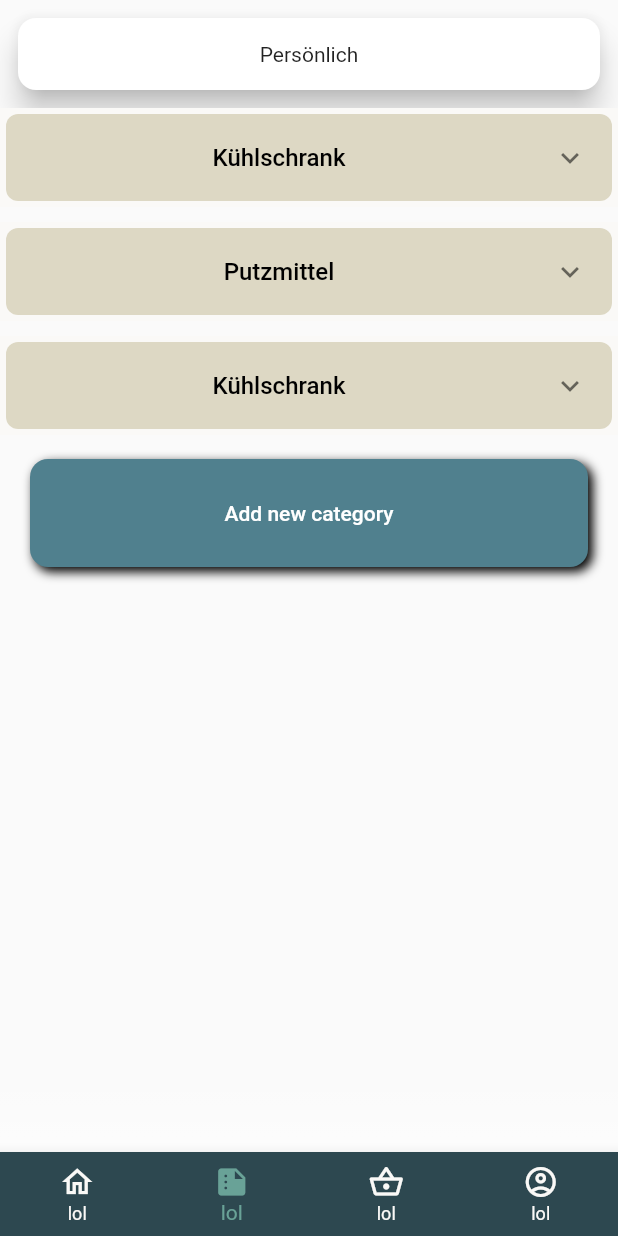
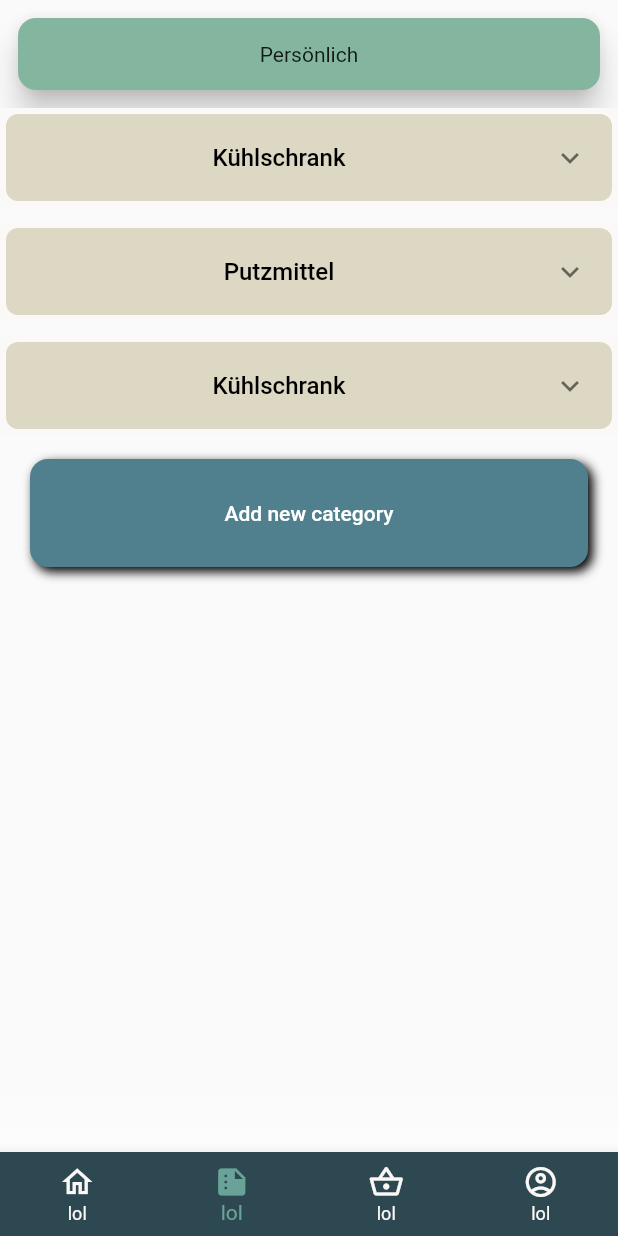
Before and after one commit to JMPorcher/shared-pantry, a Flutter app: the screen it shows after launch, swiped to page 2, on a phone screen of 412 x 824 dp. Run offline on Flutter 3.47's test engine with Material 2 defaults, Android fonts, the phone set to English and light mode, and no system bars; our stand-ins replace firebase_auth, firebase_core, flutter_svg, shared_preferences; missing offline and left inert: loop_page_view; accounts and stored records are empty.

Commit message:
HOME. Tried to mark just a selected card in OverviewScreen. Instead it is marked in the PantryScreen. Have to fix that.

```diff
--- a/lib/main.dart
+++ b/lib/main.dart
@@ -52,7 +52,7 @@ class SharedPantry extends StatelessWidget {
             else {
 
 
-              return MainScreen();
+              return const MainScreen();
             }
           },
         ),
@@ -61,7 +61,7 @@ class SharedPantry extends StatelessWidget {
         routes: {
           ProfileScreen.id: (context) => const ProfileScreen(),
           SignupScreen.id: (context) => const SignupScreen(),
-          MainScreen.id: (context) => MainScreen(),
+          MainScreen.id: (context) => const MainScreen(),
         });
   }
 }
--- a/lib/providers/pantry_provider.dart
+++ b/lib/providers/pantry_provider.dart
@@ -8,21 +8,18 @@ import '../models/pantry.dart';
 
 class PantryProvider with ChangeNotifier {
   final List<ItemCategory> _categoriesList = [kTestCategory];
-
   List<ItemCategory> get categoriesList => _categoriesList;
 
   final List<Pantry> _pantriesList = [kTestPantry, kTestPantry2, kTestPantry3];
-
   List<Pantry> get pantriesList => _pantriesList;
 
-  final LoopPageController pageController = LoopPageController();
-  int activePantryIndex = 0;
-  int activeScreenIndex = 0;
+  int selectedPantryIndex = 0;
+  int shownScreenIndex = 0;
 
   //===========GENERAL FUNCTIONS===========
 
   void switchActiveScreen(newIndex) {
-    activeScreenIndex = newIndex;
+    shownScreenIndex = newIndex;
     notifyListeners();
   }
 
@@ -44,7 +41,7 @@ class PantryProvider with ChangeNotifier {
   }
 
   void switchPantry(int newIndex) {
-    activePantryIndex = newIndex;
+    selectedPantryIndex = newIndex;
     notifyListeners();
   }
 
--- a/lib/screens/main_screen.dart
+++ b/lib/screens/main_screen.dart
@@ -22,12 +22,12 @@ class MainScreen extends StatelessWidget {
     PageController pageController = PageController(initialPage: 0);
     List<Pantry> pantryList = context.watch<PantryProvider>().pantriesList;
 
-    int activeScreenIndex = context.watch<PantryProvider>().activeScreenIndex;
+    int activeScreenIndex = context.watch<PantryProvider>().shownScreenIndex;
     void switchScreen(int newIndex){
       Provider.of<PantryProvider>(context, listen: false).switchActiveScreen(newIndex);
     }
 
-    int activePantryIndex = context.watch<PantryProvider>().activePantryIndex;
+    int activePantryIndex = context.watch<PantryProvider>().selectedPantryIndex;
     void switchPantry(int newIndex){
       Provider.of<PantryProvider>(context, listen: false).switchPantry(newIndex);
     }
@@ -66,7 +66,7 @@ class MainScreen extends StatelessWidget {
           controller: pageController,
           children: [
             const OverviewScreen(),
-            pantryList.isNotEmpty ? PantryScreen(currentPantry: context.watch<PantryProvider>().pantriesList[activePantryIndex]) : const WelcomeScreen(),
+            pantryList.isNotEmpty ? PantryScreen(currentPantry: context.watch<PantryProvider>().pantriesList[activePantryIndex]) : const WelcomeScreen(), //TODO Replace choice by index with choice through identity
             const ShoppingScreen(),
             const ProfileScreen()
           ],
--- a/lib/screens/pantry_screen.dart
+++ b/lib/screens/pantry_screen.dart
@@ -1,7 +1,7 @@
 import 'package:flutter/material.dart';
 import 'package:shared_pantry/constants.dart';
 import 'package:shared_pantry/models/item_category.dart';
-import 'package:shared_pantry/widgets/cards.dart';
+import 'package:shared_pantry/widgets/sp_cards.dart';
 import 'package:shared_pantry/widgets/list_bottom_gradient.dart';
 
 import '../dialogs/edit_category_dialog.dart';
@@ -26,7 +26,7 @@ class PantryScreen extends StatelessWidget {
         children:
         [ListView(
           children: [
-            PantryCard.pantry(currentPantry),
+            SpCard.pantry(currentPantry, isSelected: true),
             // Categories
             Column(
               children: List.generate(
--- a/lib/widgets/list_bottom_gradient.dart
+++ b/lib/widgets/list_bottom_gradient.dart
@@ -5,7 +5,9 @@ class ListBottomGradient extends StatelessWidget {
 
   @override
   Widget build(BuildContext context) {
-    return Container(
+    return GestureDetector(
+      behavior: HitTestBehavior.opaque,
+      child: Container(
         decoration: BoxDecoration(
           gradient: LinearGradient(
             begin: Alignment.bottomCenter,
@@ -18,6 +20,7 @@ class ListBottomGradient extends StatelessWidget {
         ),
         width: double.infinity, // Width as per your requirements
         height: 50.0, // Height as per your requirements
+      ),
     );
   }
 }
--- a/lib/widgets/cards.dart
+++ b/lib/widgets/sp_cards.dart
@@ -4,29 +4,28 @@ import 'package:flutter/material.dart';
 import '../constants.dart';
 import '../models/pantry.dart';
 
-class PantryCard extends StatelessWidget {
-  const PantryCard.text(
+class SpCard extends StatelessWidget {
+   SpCard.text(
       this.cardText,
       {Key? key}
       ) : pantry = null, super(key: key);
 
-  const PantryCard.pantry(
+   SpCard.pantry(
       this.pantry,
-      {Key? key}
+      {Key? key, this.isSelected = false}
       ) : cardText = null, super(key: key);
 
   final String? cardText;
   final Pantry? pantry;
-
+  bool? isSelected;
 
   @override
   Widget build(BuildContext context) {
-    final ValueNotifier<bool> isSelected = ValueNotifier(false);
 
     return Padding(
       padding: const EdgeInsets.all(8.0),
       child: Card(
-        color: isSelected.value ? kColor3 : Colors.white,
+        color: isSelected ?? false ? kColor3 : Colors.white,
         elevation: 8.0,
         shape: RoundedRectangleBorder(borderRadius: BorderRadius.circular(12.0)),
         child: Center(child: Padding(
```
Also changed, not shown: lib/screens/overview_screen.dart (+11 -8 lines), lib/utilities/card_selector.dart (added, +21 -0 lines), 1 other file. Lines whose indentation alone changed are shown as unchanged.
